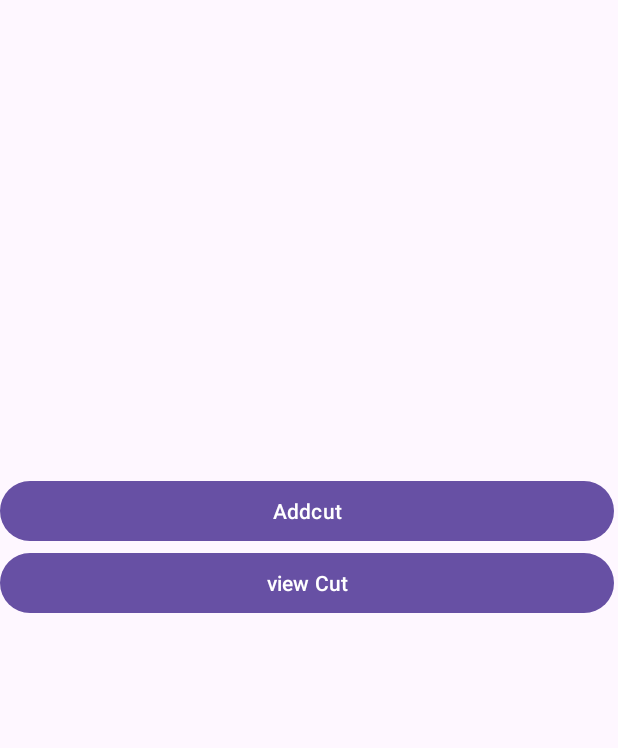
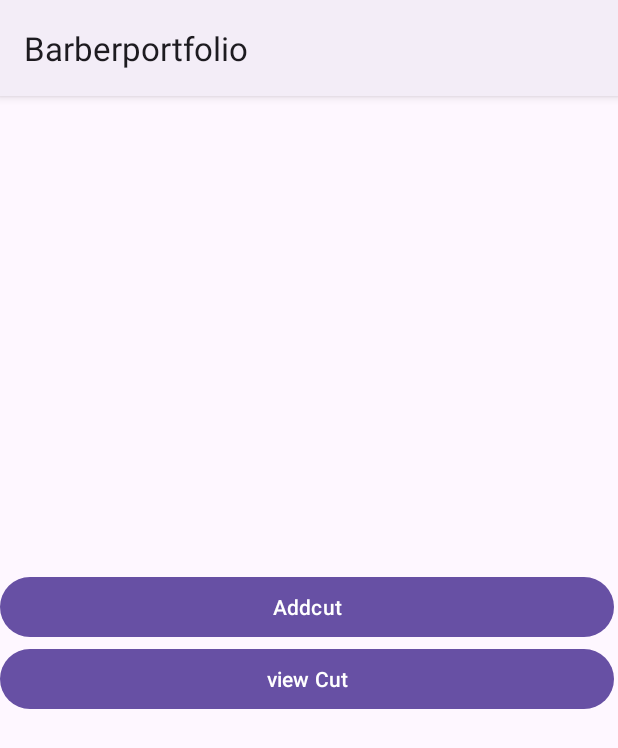
Before and after one commit to MichaelOgunn/barber-portfolio-android, an Android app: the screen it shows after launch (MainActivity), on a phone screen of 412 x 824 dp. Shown: the top 748 px of the screen. Run offline under Robolectric (Android 15) with nearby library versions, the phone set to English and light mode, and no system bars; our stand-ins replace Timber.

Commit message:
Update theme for Material app bar (#8)

```diff
--- a/app/src/main/res/values/themes.xml
+++ b/app/src/main/res/values/themes.xml
@@ -1,6 +1,6 @@
 <resources xmlns:tools="http://schemas.android.com/tools">
     <!-- Base application theme. -->
-    <style name="Base.Theme.Barberportfolio" parent="Theme.Material3.DayNight.NoActionBar">
+    <style name="Base.Theme.Barberportfolio" parent="Theme.Material3.DayNight">
         <!-- Customize your light theme here. -->
         <!-- <item name="colorPrimary">@color/my_light_primary</item> -->
     </style>
```
